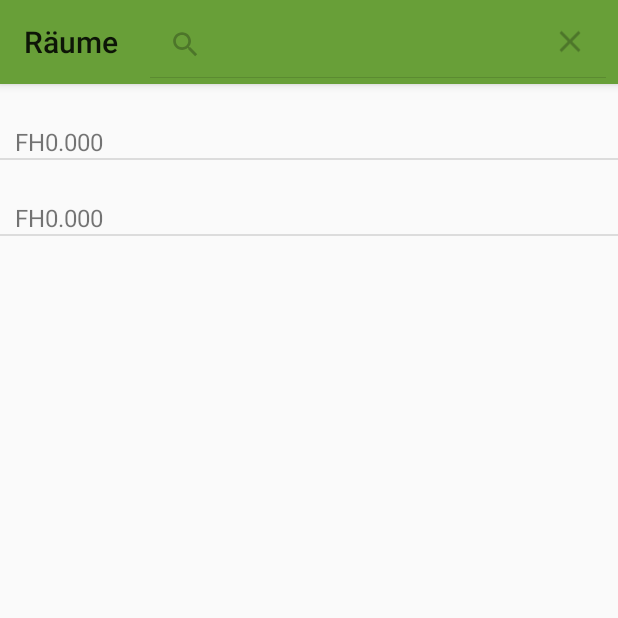
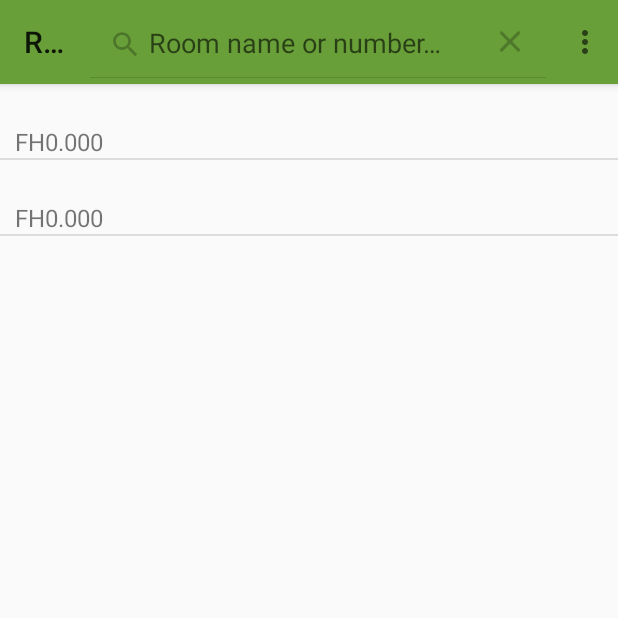
Before and after one commit to fixilein/FHRoomFinder, an Android app: the screen it shows after launch (MainActivity), after a tap on "Search", on a phone screen of 412 x 824 dp, the top half of it. Run offline under Robolectric (Android 15) with nearby library versions, the phone set to English and light mode, and no system bars; 5 statements that could not run were skipped.

Commit message:
add german translation

```diff
--- a/app/src/main/java/at/fhooe/mc/android/fhroomfinder/MainActivity.java
+++ b/app/src/main/java/at/fhooe/mc/android/fhroomfinder/MainActivity.java
@@ -34,7 +34,7 @@ public class MainActivity extends AppCompatActivity {
         fillRoomList();
 
         Toolbar tb = findViewById(R.id.toolbar);
-        tb.setTitle("Räume");
+        tb.setTitle(R.string.rooms);
         setSupportActionBar(tb);
     }
 
@@ -82,8 +82,9 @@ public class MainActivity extends AppCompatActivity {
 
         getMenuInflater().inflate(R.menu.activity_main_menu, _menu);
 
-        MenuItem myActionMenuItem = _menu.findItem(R.id.search);
+        MenuItem myActionMenuItem = _menu.findItem(R.id.activity_main_menu_search);
         SearchView searchView = (SearchView) myActionMenuItem.getActionView();
+        searchView.setQueryHint(getString(R.string.room_name_or_number));
 
         searchView.setOnQueryTextListener(new SearchView.OnQueryTextListener() {
             @Override
--- a/app/src/main/res/layout/list_room_item.xml
+++ b/app/src/main/res/layout/list_room_item.xml
@@ -13,7 +13,7 @@
             android:layout_width="match_parent"
             android:layout_height="wrap_content"
             android:paddingHorizontal="10dp"
-            android:text="ROOM NAME"
+            android:text="@string/room_name_default"
             android:textSize="20sp"
             android:textStyle="bold" />
 
@@ -22,7 +22,7 @@
             android:layout_width="match_parent"
             android:layout_height="wrap_content"
             android:paddingHorizontal="10dp"
-            android:text="@android:string/status_bar_notification_info_overflow"
+            android:text="@string/room_number_default"
             android:textSize="16sp" />
     </LinearLayout>
 
--- a/app/src/main/res/menu/activity_main_menu.xml
+++ b/app/src/main/res/menu/activity_main_menu.xml
@@ -3,10 +3,13 @@
     xmlns:app="http://schemas.android.com/apk/res-auto">
 
         <item
-            android:id="@+id/search"
+            android:id="@+id/activity_main_menu_search"
             android:icon="@drawable/ic_search"
-            android:title="Search"
+            android:title="@string/search"
             app:actionViewClass="android.widget.SearchView"
             app:showAsAction="always" />
+        <item
+            android:id="@+id/activity_main_menu_about"
+            android:title="@string/about" />
 
 </menu>
--- a/app/src/main/res/values/strings.xml
+++ b/app/src/main/res/values/strings.xml
@@ -1,3 +1,9 @@
 <resources>
     <string name="app_name">FH Room Finder</string>
+    <string name="room_name_default">Room Name</string>
+    <string name="room_number_default" translatable="false">FH2.424</string>
+    <string name="rooms">Rooms</string>
+    <string name="room_name_or_number">Room name or number…</string>
+    <string name="search">Search</string>
+    <string name="about">About</string>
 </resources>
```
Also changed, not shown: 2 other files.
